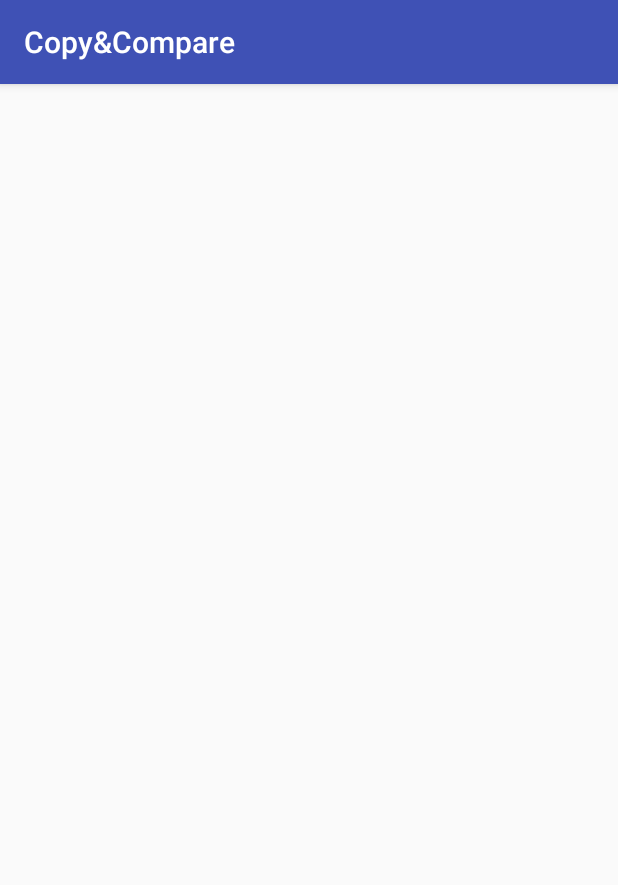
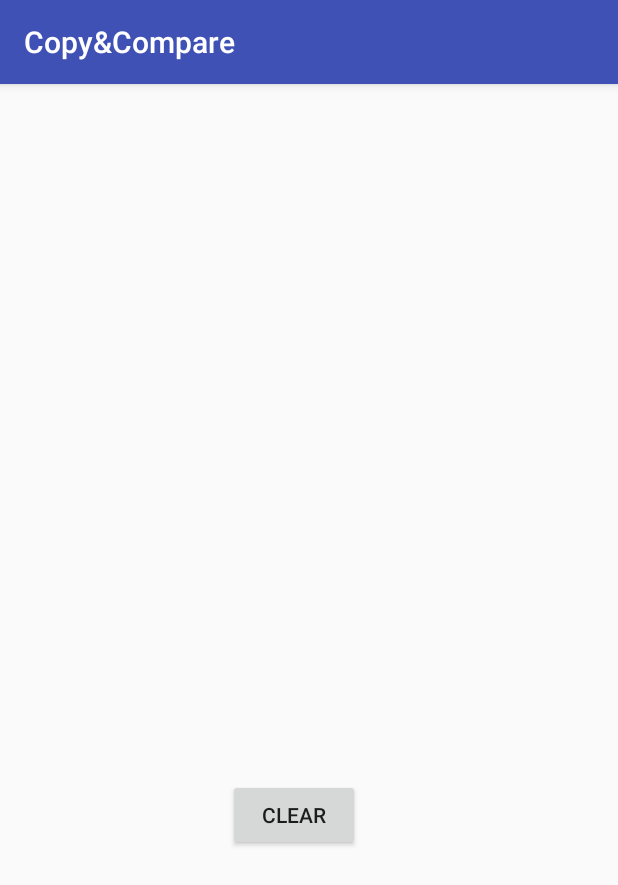
Before and after one commit to vivianlink/Copy-Compare, an Android app: the GameActivity screen opened directly, with no data from a screen before it, on a phone screen of 412 x 824 dp. Shown: the top 885 px of the screen. Run offline under Robolectric (Android 15) with nearby library versions, the phone set to English and light mode, and no system bars.

Commit message:
add canvas

```diff
--- /dev/null
+++ b/app/src/main/java/com/example/copycompare/copycompare/CanvasView.java
@@ -0,0 +1,112 @@
+package com.example.copycompare.copycompare;
+import android.content.Context;
+import android.graphics.Bitmap;
+import android.graphics.Canvas;
+import android.graphics.Color;
+import android.graphics.Paint;
+import android.graphics.Path;
+import android.util.AttributeSet;
+import android.view.MotionEvent;
+import android.view.View;
+
+/**
+ * Created by vivianling on 2017-09-24.
+ */
+
+public class CanvasView extends View {
+
+    public int width;
+    public int height;
+    private Bitmap mBitmap;
+    private Canvas mCanvas;
+    private Path mPath;
+    Context context;
+    private Paint mPaint;
+    private float mX, mY;
+    private static final float TOLERANCE = 5;
+
+    public CanvasView(Context c, AttributeSet attrs) {
+        super(c, attrs);
+        context = c;
+
+        // we set a new Path
+        mPath = new Path();
+
+        // and we set a new Paint with the desired attributes
+        mPaint = new Paint();
+        mPaint.setAntiAlias(true);
+        mPaint.setColor(Color.BLACK);
+        mPaint.setStyle(Paint.Style.STROKE);
+        mPaint.setStrokeJoin(Paint.Join.ROUND);
+        mPaint.setStrokeWidth(4f);
+    }
+
+    // override onSizeChanged
+    @Override
+    protected void onSizeChanged(int w, int h, int oldw, int oldh) {
+        super.onSizeChanged(w, h, oldw, oldh);
+
+        // your Canvas will draw onto the defined Bitmap
+        mBitmap = Bitmap.createBitmap(w, h, Bitmap.Config.ARGB_8888);
+        mCanvas = new Canvas(mBitmap);
+    }
+
+    // override onDraw
+    @Override
+    protected void onDraw(Canvas canvas) {
+        super.onDraw(canvas);
+        // draw the mPath with the mPaint on the canvas when onDraw
+        canvas.drawPath(mPath, mPaint);
+    }
+
+    // when ACTION_DOWN start touch according to the x,y values
+    private void startTouch(float x, float y) {
+        mPath.moveTo(x, y);
+        mX = x;
+        mY = y;
+    }
+
+    // when ACTION_MOVE move touch according to the x,y values
+    private void moveTouch(float x, float y) {
+        float dx = Math.abs(x - mX);
+        float dy = Math.abs(y - mY);
+        if (dx >= TOLERANCE || dy >= TOLERANCE) {
+            mPath.quadTo(mX, mY, (x + mX) / 2, (y + mY) / 2);
+            mX = x;
+            mY = y;
+        }
+    }
+
+    public void clearCanvas() {
+        mPath.reset();
+        invalidate();
+    }
+
+    // when ACTION_UP stop touch
+    private void upTouch() {
+        mPath.lineTo(mX, mY);
+    }
+
+    //override the onTouchEvent
+    @Override
+    public boolean onTouchEvent(MotionEvent event) {
+        float x = event.getX();
+        float y = event.getY();
+
+        switch (event.getAction()) {
+            case MotionEvent.ACTION_DOWN:
+                startTouch(x, y);
+                invalidate();
+                break;
+            case MotionEvent.ACTION_MOVE:
+                moveTouch(x, y);
+                invalidate();
+                break;
+            case MotionEvent.ACTION_UP:
+                upTouch();
+                invalidate();
+                break;
+        }
+        return true;
+    }
+}
--- a/app/src/main/java/com/example/copycompare/copycompare/GameActivity.java
+++ b/app/src/main/java/com/example/copycompare/copycompare/GameActivity.java
@@ -1,13 +1,24 @@
 package com.example.copycompare.copycompare;
 
+import android.graphics.Canvas;
 import android.support.v7.app.AppCompatActivity;
 import android.os.Bundle;
+import android.view.View;
 
 public class GameActivity extends AppCompatActivity {
+
+    private CanvasView customCanvas;
 
     @Override
     protected void onCreate(Bundle savedInstanceState) {
         super.onCreate(savedInstanceState);
         setContentView(R.layout.activity_game);
+
+        customCanvas = (CanvasView) findViewById(R.id.drawing_canvas);
     }
+
+    public void clearCanvas(View v) {
+        customCanvas.clearCanvas();
+    }
+
 }
--- a/app/src/main/res/layout/activity_game.xml
+++ b/app/src/main/res/layout/activity_game.xml
@@ -6,4 +6,33 @@
     android:layout_height="match_parent"
     tools:context="com.example.copycompare.copycompare.GameActivity">
 
+    <FrameLayout
+        android:layout_width="376dp"
+        android:layout_height="503dp"
+        android:layout_marginBottom="8dp"
+        android:layout_marginLeft="8dp"
+        android:layout_marginRight="8dp"
+        android:layout_marginTop="8dp"
+        app:layout_constraintBottom_toBottomOf="parent"
+        app:layout_constraintLeft_toLeftOf="parent"
+        app:layout_constraintRight_toRightOf="parent"
+        app:layout_constraintTop_toTopOf="parent"
+        app:layout_constraintVertical_bias="0.0"
+        app:layout_constraintHorizontal_bias="0.0">
+
+        <com.example.copycompare.copycompare.CanvasView
+            android:id="@+id/drawing_canvas"
+            android:layout_width="366dp"
+            android:layout_height="447dp"
+            android:textColor="#FFFFFF" />
+
+        <Button
+            android:id="@+id/clear_btn"
+            android:layout_width="wrap_content"
+            android:layout_height="wrap_content"
+            android:layout_gravity="bottom|center"
+            android:onClick="clearCanvas"
+            android:text="@string/clear_btn" />
+
+    </FrameLayout>
 </android.support.constraint.ConstraintLayout>
--- a/app/src/main/res/layout/activity_main.xml
+++ b/app/src/main/res/layout/activity_main.xml
@@ -4,7 +4,7 @@
     xmlns:tools="http://schemas.android.com/tools"
     android:layout_width="match_parent"
     android:layout_height="match_parent"
-    android:background="@color/baby_blue"
+    android:background="@color/yellow"
     tools:context="com.example.copycompare.copycompare.MainActivity">
 
     <Button
@@ -44,7 +44,7 @@
         app:layout_constraintRight_toRightOf="parent"
         app:layout_constraintTop_toTopOf="parent"
         app:layout_constraintVertical_bias="0.264"
-        app:srcCompat="@drawable/copyAndCompare"
+        app:srcCompat="@drawable/copy_and_compare"
         app:layout_constraintHorizontal_bias="0.571"
         tools:ignore="ContentDescription" />
 
--- a/app/src/main/res/values/strings.xml
+++ b/app/src/main/res/values/strings.xml
@@ -1,5 +1,6 @@
 <resources>
     <string name="app_name">Copy&amp;Compare</string>
     <string name="start_btn">start</string>
-    <color name="baby_blue">#d7f1ff</color>
+    <string name="clear_btn">clear</string>
+    <color name="yellow">#fff9a4</color>
 </resources>
```
Also changed, not shown: app/src/main/res/drawable/cat.png (added), app/src/main/res/drawable/copy_and_compare.png (renamed from app/src/main/res/drawable/copyAndCompare.png).
